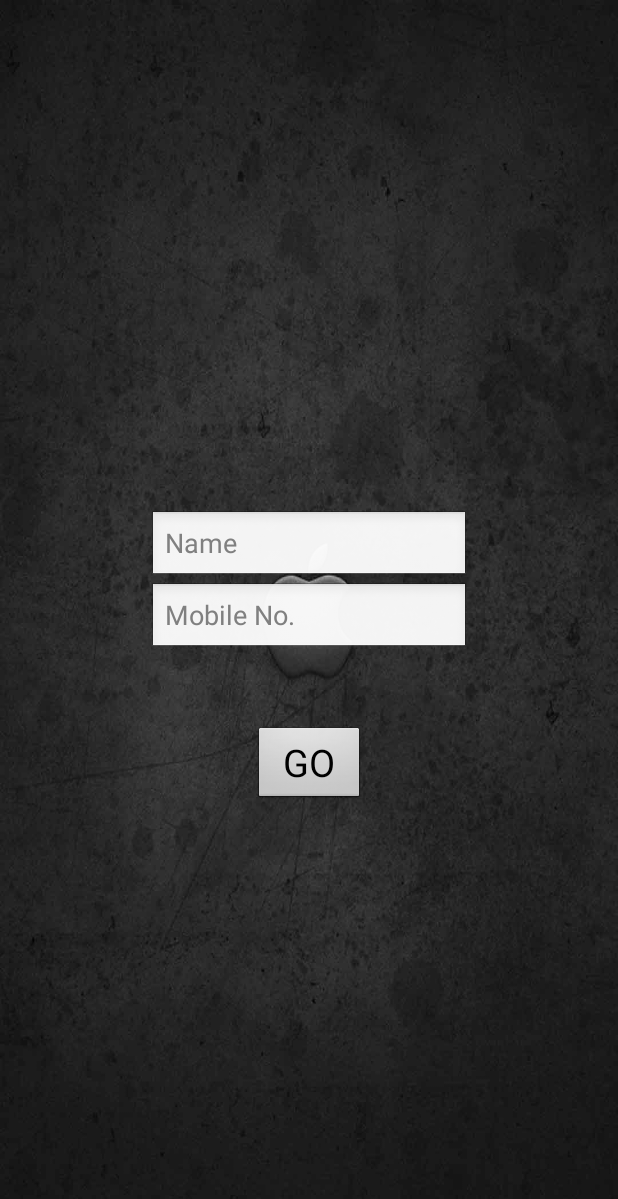
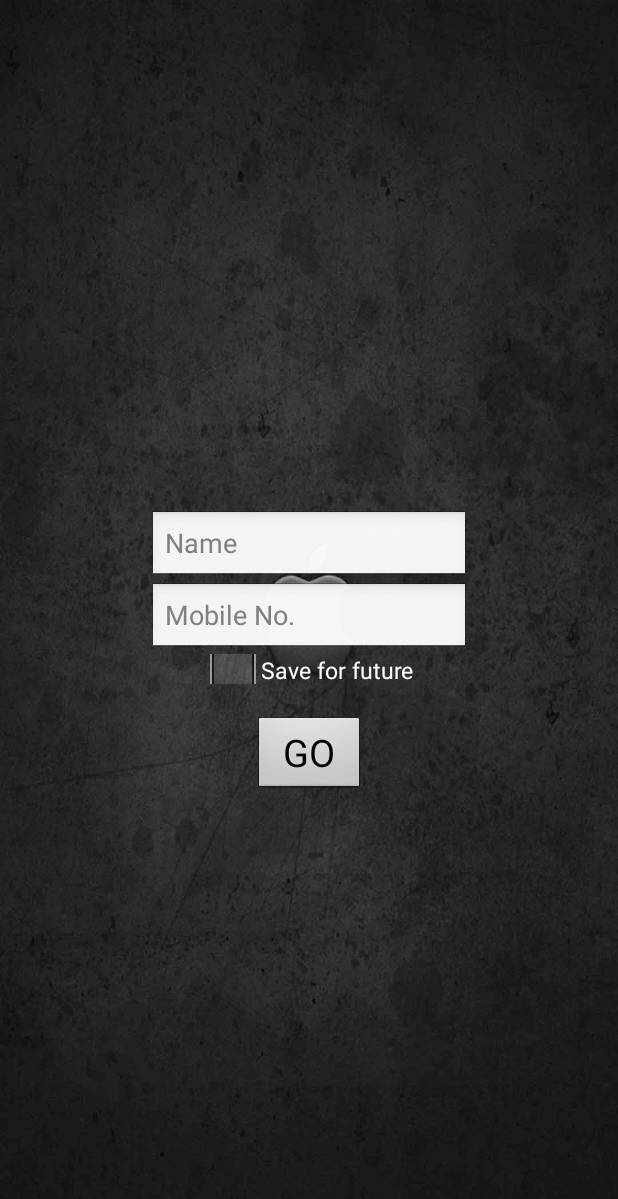
Before and after one commit to the-illusionist/Automatic_Emergency_Response_System_108, an Android app: the Main_Activity screen opened directly, with no data from a screen before it, after a tap on "GO", on a phone screen of 412 x 824 dp. Shown: the top 1199 px of the screen. Run offline under Robolectric (Android 15) with nearby library versions, the phone set to English and light mode, and no system bars.

Commit message:
mobile number validation & shared preferences
mobile number validation & shared preferences

```diff
--- a/User_App/QuickAmbulance/app/src/main/java/com/abhi/quickambulance/Main_Activity.java
+++ b/User_App/QuickAmbulance/app/src/main/java/com/abhi/quickambulance/Main_Activity.java
@@ -9,12 +9,15 @@ import android.app.AlertDialog;
 import android.content.Context;
 import android.content.DialogInterface;
 import android.content.Intent;
+import android.content.SharedPreferences;
 import android.net.ParseException;
 import android.os.AsyncTask;
 import android.os.Bundle;
+import android.preference.PreferenceManager;
 import android.util.Log;
 import android.view.View;
 import android.widget.Button;
+import android.widget.CheckBox;
 import android.widget.EditText;
 import android.widget.Toast;
 
@@ -35,6 +38,7 @@ public class Main_Activity extends Activity {
 
 	Button btn;
 	EditText eT,eT2;
+	CheckBox cB;
 	// GPSTracker class
 	GPSTracker gps;
 	String name,contact,lati,longi;
@@ -56,40 +60,51 @@ public class Main_Activity extends Activity {
         btn = (Button) findViewById(R.id.button);
 		eT = (EditText) findViewById(R.id.editText);
         eT2 = (EditText) findViewById(R.id.editText2);
+		cB = (CheckBox) findViewById(R.id.checkBox);
+		loadSavedPreferences();
         // show location button click event
         btn.setOnClickListener(new View.OnClickListener() {
 
 			@Override
 			public void onClick(View arg0) {
 
-				gps = new GPSTracker(Main_Activity.this);
-				// check if GPS enabled
-				double latitude = 0;
-				double longitude = 0;
-				if (gps.canGetLocation()) {
-					//while (latitude == 0) {
-						latitude = gps.getLatitude();
-						longitude = gps.getLongitude();
-					//}
-					lati=Double.toString(latitude);
-					longi=Double.toString(longitude);
-					Toast.makeText(getApplicationContext(), "Your Location is - \nLat: " + latitude + "\nLong: " + longitude, Toast.LENGTH_LONG).show();
-				} else {
-					gps.showSettingsAlert();
-				}
+
 
 				Connection_Detector cd = new Connection_Detector(getApplicationContext());
 				name=eT.getText().toString().trim();
 				contact=eT2.getText().toString().trim();
+				String MobilePattern = "[0-9]{10}";
 				if (name.equals("")) {
 					Toast.makeText(Main_Activity.this,
 							"Name Field is empty", Toast.LENGTH_SHORT).show();
-				} else if (contact.equals("")) {
+				} else if (!contact.toString().matches(MobilePattern)) {
 					Toast.makeText(Main_Activity.this,
-							"Contact Field is empty", Toast.LENGTH_SHORT).show();
+							"Invalid Mobile number", Toast.LENGTH_SHORT).show();
 				} else if (cd.isConnectingToInternet())
 				// true or false
 				{
+					savePreferences("CheckBox_Value", cB.isChecked());
+					if (cB.isChecked()) {
+						savePreferences("saved_id", eT.getText().toString());
+						savePreferences("saved_contact", eT2.getText().toString());
+					}
+
+					gps = new GPSTracker(Main_Activity.this);
+					// check if GPS enabled
+					double latitude = 0;
+					double longitude = 0;
+					if (gps.canGetLocation()) {
+						//while (latitude == 0) {
+						latitude = gps.getLatitude();
+						longitude = gps.getLongitude();
+						//}
+						lati=Double.toString(latitude);
+						longi=Double.toString(longitude);
+						Toast.makeText(getApplicationContext(), "Your Location is - \nLat: " + latitude + "\nLong: " + longitude, Toast.LENGTH_LONG).show();
+					} else {
+						gps.showSettingsAlert();
+					}
+
 					new HttpAsyncTask().execute("http://172.16.100.139:3000");
 				} else {
 					showAlertDialog(Main_Activity.this,
@@ -98,6 +113,38 @@ public class Main_Activity extends Activity {
 				}
 			}
 		});
+	}
+
+	private void loadSavedPreferences() {
+		SharedPreferences sharedPreferences = PreferenceManager
+				.getDefaultSharedPreferences(this);
+		boolean checkBoxValue = sharedPreferences.getBoolean("CheckBox_Value", false);
+		String saved_id = sharedPreferences.getString("saved_id", "");
+		String saved_contact = sharedPreferences.getString("saved_contact", "");
+		if (checkBoxValue) {
+			cB.setChecked(true);
+		} else {
+			cB.setChecked(false);
+		}
+
+		eT.setText(saved_id);
+		eT2.setText(saved_contact);
+	}
+
+	private void savePreferences(String key, boolean value) {
+		SharedPreferences sharedPreferences = PreferenceManager
+				.getDefaultSharedPreferences(this);
+		SharedPreferences.Editor editor = sharedPreferences.edit();
+		editor.putBoolean(key, value);
+		editor.commit();
+	}
+
+	private void savePreferences(String key, String value) {
+		SharedPreferences sharedPreferences = PreferenceManager
+				.getDefaultSharedPreferences(this);
+		SharedPreferences.Editor editor = sharedPreferences.edit();
+		editor.putString(key, value);
+		editor.commit();
 	}
 
 	public void showAlertDialog(Context context, String title, String message,
--- a/User_App/QuickAmbulance/app/src/main/java/com/abhi/quickambulance/User_Info.java
+++ b/User_App/QuickAmbulance/app/src/main/java/com/abhi/quickambulance/User_Info.java
@@ -9,7 +9,7 @@ public class User_Info {
     private String contact;
     private String latitude;
     private String longitude;
-    private Integer id;
+    private String id;
 
     public String getName() {
         return name;
@@ -43,11 +43,11 @@ public class User_Info {
         this.longitude = longitude;
     }
 
-    public Integer getId() {
+    public String getId() {
         return id;
     }
 
-    public void setId(Integer id) {
+    public void setId(String id) {
         this.id = id;
     }
 
--- a/User_App/QuickAmbulance/app/src/main/res/layout/activity_main.xml
+++ b/User_App/QuickAmbulance/app/src/main/res/layout/activity_main.xml
@@ -36,7 +36,16 @@
         android:textSize="25dp"
         android:paddingLeft="20dp"
         android:paddingRight="20dp"
-        android:layout_marginTop="48dp"
+        android:layout_marginTop="21dp"
+        android:layout_below="@+id/checkBox"
+        android:layout_centerHorizontal="true" />
+
+    <CheckBox
+        android:layout_width="wrap_content"
+        android:layout_height="20dp"
+        android:text="Save for future"
+        android:id="@+id/checkBox"
+        android:textSize="15dp"
         android:layout_below="@+id/editText2"
         android:layout_centerHorizontal="true" />
 </RelativeLayout>
```
Also changed, not shown: User_App/QuickAmbulance/app/src/main/java/com/abhi/quickambulance/Maps_Screen.java (+3 -4 lines).
